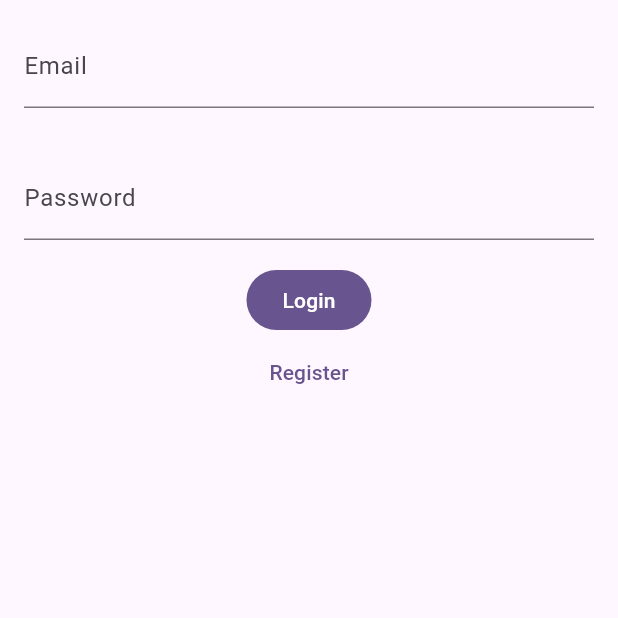
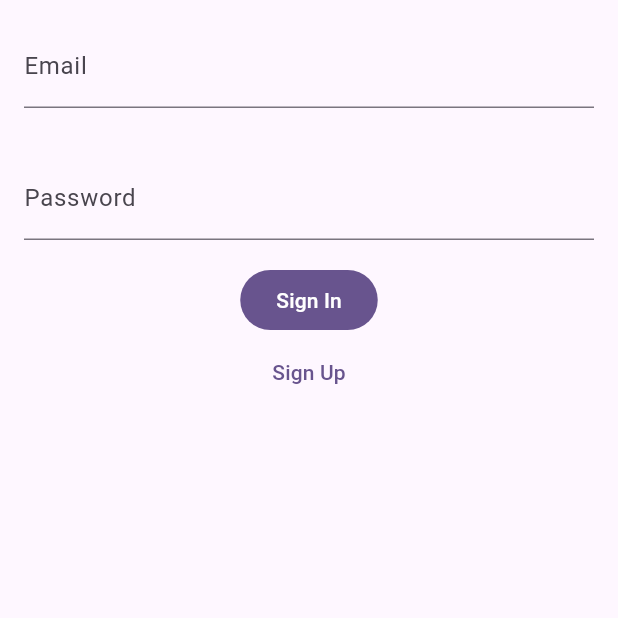
Before and after one commit to deadmist999/step_counter, a Flutter app: the screen it shows after launch, on a phone screen of 412 x 824 dp, the top half of it. Run offline on Flutter 3.47's test engine with Material 3 defaults, Android fonts, the phone set to English and light mode, and no system bars; our stand-ins replace email_validator, firebase_auth, firebase_core, flutter_bloc, fluttertoast; accounts and stored records are empty.

Commit message:
- implemented auth bloc in login screen ui

```diff
--- a/lib/screens/auth_screen/login_screen/login_screen.dart
+++ b/lib/screens/auth_screen/login_screen/login_screen.dart
@@ -1,7 +1,12 @@
 import 'package:flutter/material.dart';
 
+import 'package:flutter_bloc/flutter_bloc.dart';
 import 'package:email_validator/email_validator.dart';
+import 'package:fluttertoast/fluttertoast.dart';
+
+import 'package:step_counter/blocs/auth_bloc/auth_bloc.dart';
 import 'package:step_counter/screens/auth_screen/components/custom_text_form_field.dart';
+import 'package:step_counter/screens/components/loading_indicator.dart';
 
 class LoginScreen extends StatefulWidget {
   const LoginScreen({super.key});
@@ -52,17 +57,48 @@ class _LoginScreenState extends State<LoginScreen> {
               ],
             ),
           ),
-          FilledButton(
-            onPressed: () {
-              if (_formKey.currentState!.validate()) {}
+          BlocConsumer<AuthBloc, AuthState>(
+            listener: (context, state) {
+              if (state is AuthorizedUserState) {
+                Fluttertoast.showToast(
+                  msg: 'Successful',
+                  backgroundColor: Colors.green,
+                );
+              } else if (state is AuthErrorState) {
+                _passwordController.clear();
+                Fluttertoast.showToast(
+                  msg: 'Failure',
+                  backgroundColor: Colors.red,
+                );
+              }
             },
-            child: const Text(
-              'Login',
-            ),
-          ),
-          TextButton(
-            onPressed: () {},
-            child: const Text('Register'),
+            builder: (context, state) {
+              if (state is AuthLoadingState) {
+                return const LoadingIndicator();
+              }
+              return Column(
+                mainAxisAlignment: MainAxisAlignment.spaceEvenly,
+                children: [
+                  FilledButton(
+                    onPressed: () {
+                      if (_formKey.currentState!.validate()) {
+                        context.read<AuthBloc>().add(
+                              SignInByEmailAndPasswordEvent(
+                                _emailController.text,
+                                _passwordController.text,
+                              ),
+                            );
+                      }
+                    },
+                    child: const Text('Sign In'),
+                  ),
+                  TextButton(
+                    onPressed: () {},
+                    child: const Text('Sign Up'),
+                  ),
+                ],
+              );
+            },
           ),
         ],
       ),
```
